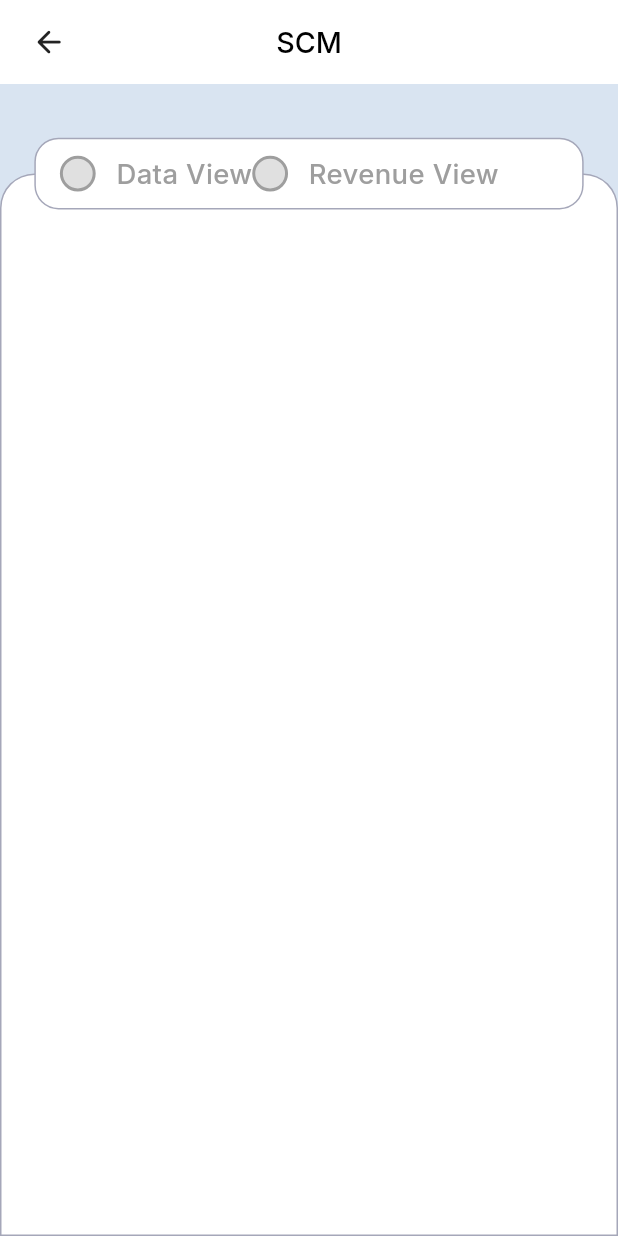
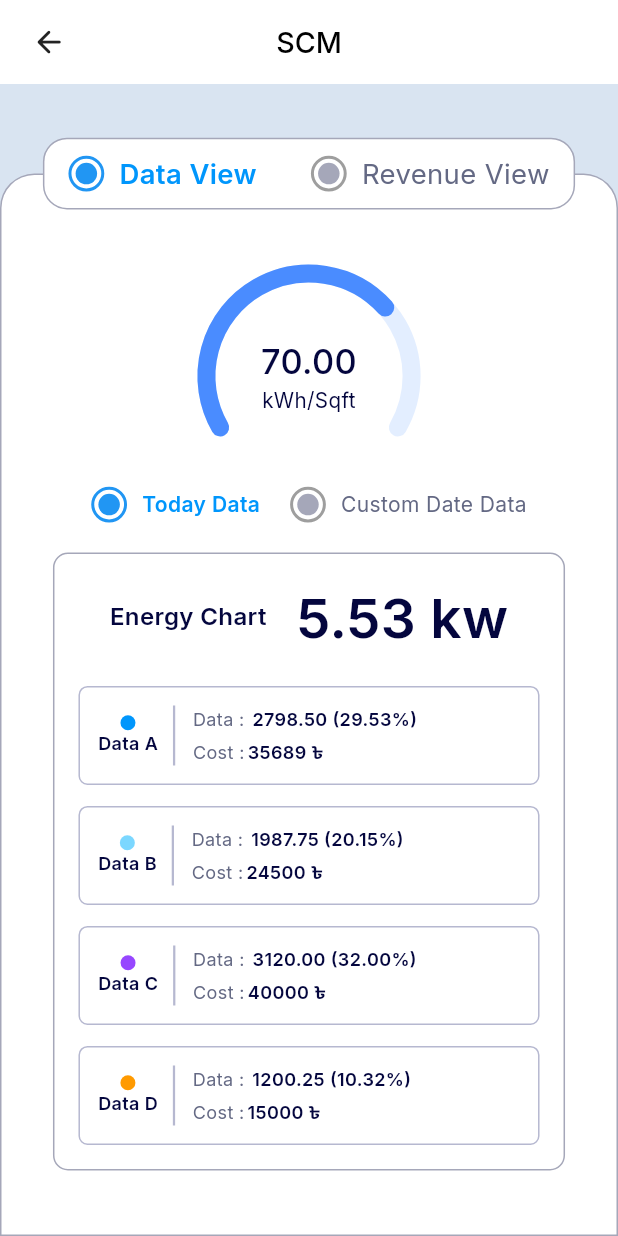
Before and after one commit to mehedidevv/Scube-assesment, a Flutter app: the DataView screen opened directly, on a phone screen of 412 x 824 dp. Run offline on Flutter 3.47's test engine with Material 3 defaults, Android fonts, the phone set to English and light mode, and no system bars; our stand-ins replace flutter_screenutil, font_awesome_flutter, get, get_storage, google_fonts; accounts and stored records are empty.

Commit message:
Data View Part Done

```diff
--- a/lib/common/commonWidget/customCheckBoxWidget.dart
+++ b/lib/common/commonWidget/customCheckBoxWidget.dart
@@ -1,48 +1,71 @@
 import 'package:flutter/material.dart';
 import 'package:flutter_screenutil/flutter_screenutil.dart';
 import 'package:scube_accessment/common/commonWidget/customText.dart';
+import 'package:scube_accessment/common/components/customSize.dart';
 
 class CustomCheckbox extends StatelessWidget {
   final String label;
   final bool isSelected;
   final VoidCallback onTap;
 
+  // 🔹 Optional customization
+  final double? textFontSize;
+  final double? outerSize;
+  final double? innerSize;
+
   const CustomCheckbox({
     super.key,
     required this.label,
     required this.isSelected,
     required this.onTap,
+    this.textFontSize,
+    this.outerSize,
+    this.innerSize,
   });
 
   @override
   Widget build(BuildContext context) {
+    final double _outer = outerSize ?? 20.h;
+    final double _inner = innerSize ?? 12.h;
+    final double _fontSize = textFontSize ?? 16.sp;
+
     return GestureDetector(
       onTap: onTap,
       child: Row(
         children: [
-          // Circle Checkbox
+          // Outer Circle
           Container(
-            height: 20.h,
-            width: 20.h,
+            height: _outer,
+            width: _outer,
             decoration: BoxDecoration(
-              color: isSelected ? Colors.blue : Colors.grey[300],
-              shape: BoxShape.circle, // <-- circle shape
+              shape: BoxShape.circle,
               border: Border.all(
                 color: isSelected ? Colors.blue : Colors.grey,
                 width: 2,
               ),
             ),
-            child: isSelected
-                ? Icon(Icons.check, color: Colors.white, size: 18.sp)
-                : null,
+            alignment: Alignment.center,
+            child: Container(
+              height: _inner,
+              width: _inner,
+              decoration: BoxDecoration(
+                color: isSelected
+                    ? Colors.blue
+                    : const Color(0XFFA5A7B9),
+                shape: BoxShape.circle,
+              ),
+            ),
           ),
-          SizedBox(width: 12.w),
+          widthBox10,
           // Label
           CustomText(
             text: label,
-            fontSize: 16.sp,
-            color: isSelected ? Colors.blue : Colors.grey,
-            fontWeight: FontWeight.w500,
+            fontSize: _fontSize,
+            color: isSelected
+                ? const Color(0XFF0096FC)
+                : const Color(0XFF646984),
+            fontWeight:
+            isSelected ? FontWeight.w600 : FontWeight.w400,
           ),
         ],
       ),
--- a/lib/common/commonWidget/customTextField.dart
+++ b/lib/common/commonWidget/customTextField.dart
@@ -78,7 +78,7 @@ class _CustomTextFieldState extends State<CustomTextField> {
               ? IconButton(
             icon: Icon(
               widget.postfixIcon,
-              color: AppColors.mainColor,
+              color: Color(0XFF646984),
               size: 20,
             ),
             onPressed: widget.onPostfixTap,
--- /dev/null
+++ b/lib/features/homeView/dataView/view/dataViewWidget.dart
@@ -0,0 +1,74 @@
+import 'package:flutter/material.dart';
+import 'package:scube_accessment/common/components/customSize.dart';
+import '../../../../common/commonWidget/customCheckBoxWidget.dart';
+import '../widget/customDateWidget.dart';
+import '../widget/semiCircleProgressBar.dart';
+import '../widget/todayDataWidget.dart';
+
+class DataViewWidget extends StatefulWidget {
+  const DataViewWidget({super.key});
+
+  @override
+  State<DataViewWidget> createState() => _DataViewWidgetState();
+}
+
+class _DataViewWidgetState extends State<DataViewWidget> {
+  // By default Today Data selected
+  bool isTodaySelected = true;
+
+  @override
+  Widget build(BuildContext context) {
+    return Container(
+      padding: const EdgeInsets.all(16.0),
+      child: Column(
+        children: [
+          heightBox20,
+
+          // Semi-circular gauge
+          Center(
+            child: SemiCircularGauge(
+              value: 70,
+              maxValue: 100,
+              unitText: 'kWh/Sqft',
+            ),
+          ),
+
+          heightBox14,
+
+          // Checkbox Row
+          Row(
+            mainAxisAlignment: MainAxisAlignment.center,
+            children: [
+              CustomCheckbox(
+                label: 'Today Data',
+                textFontSize: 14,
+                isSelected: isTodaySelected,
+                onTap: () {
+                  setState(() {
+                    isTodaySelected = true;
+                  });
+                },
+              ),
+              widthBox20,
+              CustomCheckbox(
+                label: 'Custom Date Data',
+                textFontSize: 14,
+                isSelected: !isTodaySelected,
+                onTap: () {
+                  setState(() {
+                    isTodaySelected = false;
+                  });
+                },
+              ),
+            ],
+          ),
+
+          heightBox20,
+
+          // Show corresponding widget
+          isTodaySelected ? TodayDataWidget() : CustomDateWidget(),
+        ],
+      ),
+    );
+  }
+}
--- /dev/null
+++ b/lib/features/homeView/dataView/widget/semiCirclePainter.dart
@@ -0,0 +1,64 @@
+import 'dart:math';
+import 'package:flutter/material.dart';
+
+class SemiCirclePainter extends CustomPainter {
+  final double value;
+  final double maxValue;
+  final Color progressColor;
+  final Color backgroundColor;
+  final double strokeWidth;
+
+  SemiCirclePainter({
+    required this.value,
+    required this.maxValue,
+    required this.progressColor,
+    required this.backgroundColor,
+    required this.strokeWidth,
+  });
+
+  @override
+  void paint(Canvas canvas, Size size) {
+    final center = Offset(size.width / 2, size.height / 2);
+    final radius = (size.width / 2) - strokeWidth / 2;
+
+    // 🔥 Image matched angles
+    const double startAngle = -210 * pi / 180;
+    const double totalSweep = 240 * pi / 180;
+
+    final backgroundPaint = Paint()
+      ..color = backgroundColor
+      ..strokeWidth = strokeWidth
+      ..style = PaintingStyle.stroke
+      ..strokeCap = StrokeCap.round;
+
+    final progressPaint = Paint()
+      ..color = progressColor
+      ..strokeWidth = strokeWidth
+      ..style = PaintingStyle.stroke
+      ..strokeCap = StrokeCap.round;
+
+    // Background arc
+    canvas.drawArc(
+      Rect.fromCircle(center: center, radius: radius),
+      startAngle,
+      totalSweep,
+      false,
+      backgroundPaint,
+    );
+
+    // Progress arc
+    final sweepAngle =
+        (value / maxValue).clamp(0.0, 1.0) * totalSweep;
+
+    canvas.drawArc(
+      Rect.fromCircle(center: center, radius: radius),
+      startAngle,
+      sweepAngle,
+      false,
+      progressPaint,
+    );
+  }
+
+  @override
+  bool shouldRepaint(covariant CustomPainter oldDelegate) => true;
+}
--- /dev/null
+++ b/lib/features/homeView/dataView/widget/semiCircleProgressBar.dart
@@ -0,0 +1,68 @@
+import 'dart:math';
+import 'package:flutter/material.dart';
+import 'package:flutter_screenutil/flutter_screenutil.dart';
+import 'package:scube_accessment/common/commonWidget/customText.dart';
+import 'package:scube_accessment/common/components/customSize.dart';
+import 'package:scube_accessment/features/homeView/dataView/widget/semiCirclePainter.dart';
+
+class SemiCircularGauge extends StatelessWidget {
+  final double value;
+  final double maxValue;
+  final String unitText;
+  final Color progressColor;
+  final Color backgroundColor;
+  final double strokeWidth;
+
+  const SemiCircularGauge({
+    super.key,
+    required this.value,
+    required this.maxValue,
+    required this.unitText,
+    this.progressColor = const Color(0XFF4A8CFF),
+    this.backgroundColor = const Color(0XFFE3EEFF),
+    this.strokeWidth = 12,
+  });
+
+  @override
+  Widget build(BuildContext context) {
+    return SizedBox(
+      width: 130.w,
+      height: 100.h,
+      child: Stack(
+        alignment: Alignment.center,
+        children: [
+          CustomPaint(
+            size: Size(180.w, 130.h),
+            painter: SemiCirclePainter(
+              value: value,
+              maxValue: maxValue,
+              progressColor: progressColor,
+              backgroundColor: backgroundColor,
+              strokeWidth: strokeWidth,
+            ),
+          ),
+
+          /// Center Text
+          Column(
+            mainAxisSize: MainAxisSize.min,
+            children: [
+              CustomText(
+                text: value.toStringAsFixed(2),
+                fontSize: 20.sp,
+                fontWeight: FontWeight.w500,
+                color: const Color(0XFF04063E),
+              ),
+
+              CustomText(
+                text: unitText,
+                fontSize: 12.sp,
+                fontWeight: FontWeight.w400,
+                color: const Color(0XFF04063E),
+              ),
+            ],
+          ),
+        ],
+      ),
+    );
+  }
+}
--- /dev/null
+++ b/lib/features/homeView/dataView/widget/singleEnergyWidget.dart
@@ -0,0 +1,115 @@
+import 'package:flutter/material.dart';
+import 'package:scube_accessment/common/commonWidget/customText.dart';
+import 'package:scube_accessment/common/components/customSize.dart';
+
+class SingleEnergyWidget extends StatelessWidget {
+  final Color color;
+  final String date;
+  final double data;
+  final double percentage;
+  final int cost;
+
+  const SingleEnergyWidget({
+    super.key,
+    required this.color,
+    required this.date,
+    required this.data,
+    required this.percentage,
+    required this.cost,
+  });
+
+  @override
+  Widget build(BuildContext context) {
+    return Container(
+      padding: const EdgeInsets.all(12.0),
+      decoration: BoxDecoration(
+        border: Border.all(
+            color: Color(0XFFB6B8D0),
+          width: 1
+        ),
+        borderRadius: BorderRadius.circular(6),
+      ),
+      child: Row(
+        children: [
+          Column(
+            children: [
+              Container(
+                width: 10,
+                height: 10,
+                decoration: BoxDecoration(
+                  color: color,
+                  shape: BoxShape.circle,
+                ),
+              ),
+
+              // Date text
+              CustomText(
+                text:  date,
+                fontSize: 12,
+                fontWeight: FontWeight.w600,
+                color: Color(0XFF04063E),
+              ),
+
+            ],
+          ),
+
+          widthBox10,
+          Container(
+            height: 40,
+            width: 1.5,
+            color: Color(0XFFB6B8D0),
+          ),
+
+          widthBox10,
+
+          // Data and percentage
+          Expanded(
+            child: Column(
+              crossAxisAlignment: CrossAxisAlignment.start,
+              children: [
+                Row(
+                  children: [
+                    CustomText(
+                      text:  'Data : ',
+                      fontSize: 12,
+                      fontWeight: FontWeight.w400,
+                      color: Color(0XFF646984),
+                    ),
+                    CustomText(
+                      text:  ' ${data.toStringAsFixed(2)} (${percentage.toStringAsFixed(2)}%)',
+                      fontSize: 12,
+                      fontWeight: FontWeight.w600,
+                      color: Color(0XFF04063E),
+                    ),
+                  ],
+                ),
+
+               heightBox5,
+                Row(
+                  children: [
+                    CustomText(
+                      text: 'Cost : ',
+                      fontSize: 12,
+                      fontWeight: FontWeight.w400,
+                      color: Color(0XFF646984),
+                    ),
+                    CustomText(
+                      text: '$cost ৳',
+                      fontSize: 12,
+                      fontWeight: FontWeight.w600,
+                      color: Color(0XFF04063E),
+                    ),
+
+
+
+                  ],
+                )
+
+              ],
+            ),
+          ),
+        ],
+      ),
+    );
+  }
+}
--- /dev/null
+++ b/lib/features/homeView/dataView/widget/todayDataWidget.dart
@@ -0,0 +1,97 @@
+import 'package:flutter/material.dart';
+import 'package:flutter_screenutil/flutter_screenutil.dart';
+import 'package:scube_accessment/common/components/customSize.dart';
+import 'package:scube_accessment/features/homeView/dataView/widget/singleEnergyWidget.dart';
+import '../../../../common/commonWidget/customText.dart';
+
+class TodayDataWidget extends StatelessWidget {
+  TodayDataWidget({super.key});
+
+  // Dummy list of energy data
+  final List<Map<String, dynamic>> energyDataList = [
+    {
+      'color': Color(0XFF0096FC),
+      'date': 'Data A',
+      'data': 2798.50,
+      'percentage': 29.53,
+      'cost': 35689,
+    },
+    {
+      'color': Color(0XFF7BD7FF),
+      'date': 'Data B',
+      'data': 1987.75,
+      'percentage': 20.15,
+      'cost': 24500,
+    },
+    {
+      'color': Color(0XFF9747FF),
+      'date': 'Data C',
+      'data': 3120.00,
+      'percentage': 32.00,
+      'cost': 40000,
+    },
+    {
+      'color': Color(0XFFFF9A00),
+      'date': 'Data D',
+      'data': 1200.25,
+      'percentage': 10.32,
+      'cost': 15000,
+    },
+  ];
+
+  @override
+  Widget build(BuildContext context) {
+    return Container(
+      padding: const EdgeInsets.all(16.0),
+      decoration: BoxDecoration(
+        color: Colors.white,
+        border: Border.all(color: const Color(0XFFA5A7B9)),
+        borderRadius: BorderRadius.circular(10.0),
+      ),
+      child: Column(
+        crossAxisAlignment: CrossAxisAlignment.start,
+        children: [
+          // Header
+          Row(
+            mainAxisAlignment: MainAxisAlignment.center,
+            children: [
+              CustomText(
+                text: 'Energy Chart',
+                fontSize: 14.sp,
+                fontWeight: FontWeight.w600,
+                color: const Color(0XFF04063E),
+              ),
+              widthBox20,
+              CustomText(
+                text: '5.53 kw',
+                fontSize: 32.sp,
+                fontWeight: FontWeight.w600,
+                color: const Color(0XFF04063E),
+              ),
+            ],
+          ),
+
+          heightBox20,
+
+          /// List of SingleEnergyWidget
+          ListView.separated(
+            shrinkWrap: true,
+            physics: const NeverScrollableScrollPhysics(),
+            itemCount: energyDataList.length,
+            separatorBuilder: (context, index) => heightBox14,
+            itemBuilder: (context, index) {
+              final item = energyDataList[index];
+              return SingleEnergyWidget(
+                color: item['color'],
+                date: item['date'],
+                data: item['data'],
+                percentage: item['percentage'],
+                cost: item['cost'],
+              );
+            },
+          ),
+        ],
+      ),
+    );
+  }
+}
--- a/lib/features/homeView/view/dataView.dart
+++ b/lib/features/homeView/view/dataView.dart
@@ -2,6 +2,10 @@ import 'package:flutter/material.dart';
 import 'package:flutter_screenutil/flutter_screenutil.dart';
 import 'package:scube_accessment/common/commonWidget/customAppbar.dart';
 import 'package:scube_accessment/common/commonWidget/customCheckBoxWidget.dart';
+import 'package:scube_accessment/common/components/customSize.dart';
+
+import '../dataView/view/dataViewWidget.dart';
+import '../revenueView/view/revenueWidget.dart';
 
 class DataView extends StatefulWidget {
   const DataView({super.key});
@@ -11,16 +15,11 @@ class DataView extends StatefulWidget {
 }
 
 class _DataViewState extends State<DataView> {
-  // Move isChecked to the state
-  bool isChecked = false;
+  /// only one value will be active
+  String selectedView = 'data';
 
   @override
   Widget build(BuildContext context) {
-    final screenHeight = MediaQuery.of(context).size.height;
-    final appBarHeight = kToolbarHeight;
-    final topPadding = MediaQuery.of(context).padding.top;
-    final remainingHeight = screenHeight - appBarHeight - topPadding - 50.h;
-
     return Scaffold(
       appBar: CustomAppBar(title: 'SCM'),
       body: Container(
@@ -34,70 +33,66 @@ class _DataViewState extends State<DataView> {
               right: 0,
               bottom: 0,
               child: Container(
-                width: double.infinity,
+                padding: EdgeInsets.all(16.w),
                 decoration: BoxDecoration(
                   color: Colors.white,
-                  border: Border.all(
-                    width: 1,
-                    color: const Color(0XFFA5A7B9),
-                  ),
+                  border: Border.all(color: const Color(0XFFA5A7B9)),
                   borderRadius: BorderRadius.only(
                     topLeft: Radius.circular(20.r),
                     topRight: Radius.circular(20.r),
                   ),
                 ),
                 child: SingleChildScrollView(
-                  padding: EdgeInsets.all(16.w),
                   child: Column(
                     crossAxisAlignment: CrossAxisAlignment.start,
                     children: [
-                      SizedBox(height: 60.h),
+                      heightBox20,
+
+                      if (selectedView == 'data')
+                        const DataViewWidget()
+                      else
+                        const RevenueViewWidget(),
                     ],
                   ),
                 ),
               ),
             ),
 
+            /// Top selector
             Positioned(
               top: 30.h,
-              left: 20.w,
-              right: 20.w,
+              left: 25.w,
+              right: 25.w,
               child: Container(
                 height: 40.h,
+                padding: EdgeInsets.symmetric(horizontal: 14.w),
                 decoration: BoxDecoration(
                   color: Colors.white,
                   borderRadius: BorderRadius.circular(14.r),
-                  border: Border.all(
-                    width: 1,
-                    color: const Color(0XFFA5A7B9),
+                  border: Border.all(color: const Color(0XFFA5A7B9)),
                 ),
-                ),
-                alignment: Alignment.center,
-                child: Padding(
-                  padding: EdgeInsets.symmetric(horizontal: 14.w),
                 child: Row(
+                  mainAxisAlignment: MainAxisAlignment.spaceBetween,
                   children: [
                     CustomCheckbox(
                       label: 'Data View',
-                        isSelected: isChecked,
+                      isSelected: selectedView == 'data',
                       onTap: () {
                         setState(() {
-                            isChecked = !isChecked;
+                          selectedView = 'data';
                         });
                       },
                     ),
-
                     CustomCheckbox(
                       label: 'Revenue View',
-                        isSelected: isChecked,
+                      isSelected: selectedView == 'revenue',
                       onTap: () {
                         setState(() {
-                            isChecked = !isChecked;
+                          selectedView = 'revenue';
                         });
                       },
-                      )
+                    ),
                   ],
-                  ),
                 ),
               ),
             ),
```
Also changed, not shown: lib/features/homeView/dataView/widget/customDateWidget.dart (added, +182 -0 lines), lib/features/homeView/revenueView/view/revenueWidget.dart (added, +23 -0 lines). Lines whose indentation alone changed are shown as unchanged.
